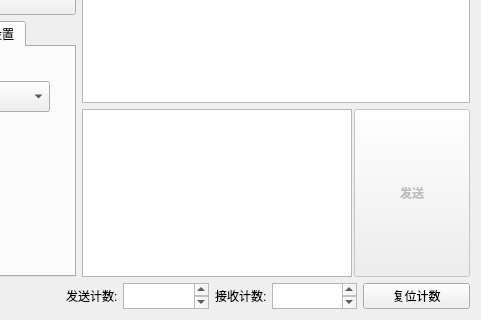
Before: the Qt Designer form widget.ui in Mapshiny/SocketTestTool, drawn with Qt 5; both pictures show x 129 to 610 and y 202 to 522 of the 610 by 522 pixel window.
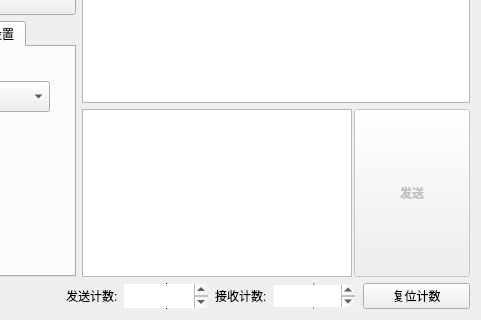
After: the same form once the commit is applied.

What changed in the file:
```diff
--- a/widget.ui
+++ b/widget.ui
@@ -125,6 +125,12 @@
            <verstretch>0</verstretch>
           </sizepolicy>
          </property>
+         <property name="frameShape">
+          <enum>QFrame::VLine</enum>
+         </property>
+         <property name="frameShadow">
+          <enum>QFrame::Plain</enum>
+         </property>
          <property name="html">
           <string>&lt;!DOCTYPE HTML PUBLIC &quot;-//W3C//DTD HTML 4.0//EN&quot; &quot;http://www.w3.org/TR/REC-html40/strict.dtd&quot;&gt;
 &lt;html&gt;&lt;head&gt;&lt;meta name=&quot;qrichtext&quot; content=&quot;1&quot; /&gt;&lt;style type=&quot;text/css&quot;&gt;
@@ -175,6 +181,9 @@
            <verstretch>0</verstretch>
           </sizepolicy>
          </property>
+         <property name="frameShape">
+          <enum>QFrame::VLine</enum>
+         </property>
          <property name="html">
           <string>&lt;!DOCTYPE HTML PUBLIC &quot;-//W3C//DTD HTML 4.0//EN&quot; &quot;http://www.w3.org/TR/REC-html40/strict.dtd&quot;&gt;
 &lt;html&gt;&lt;head&gt;&lt;meta name=&quot;qrichtext&quot; content=&quot;1&quot; /&gt;&lt;style type=&quot;text/css&quot;&gt;
```
Left out of the diff: 4 changed lines with no effect on the pictures.
